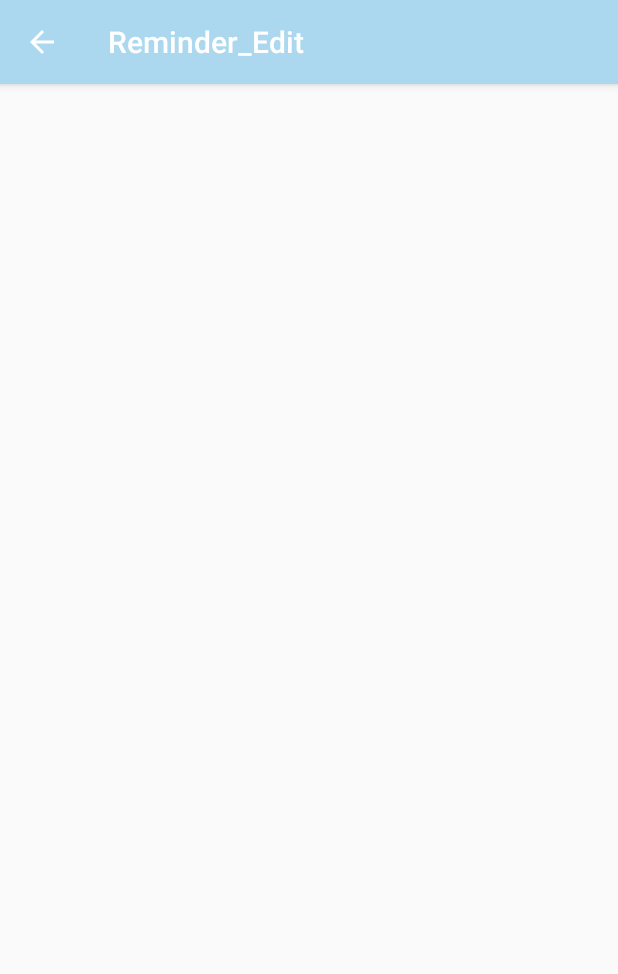
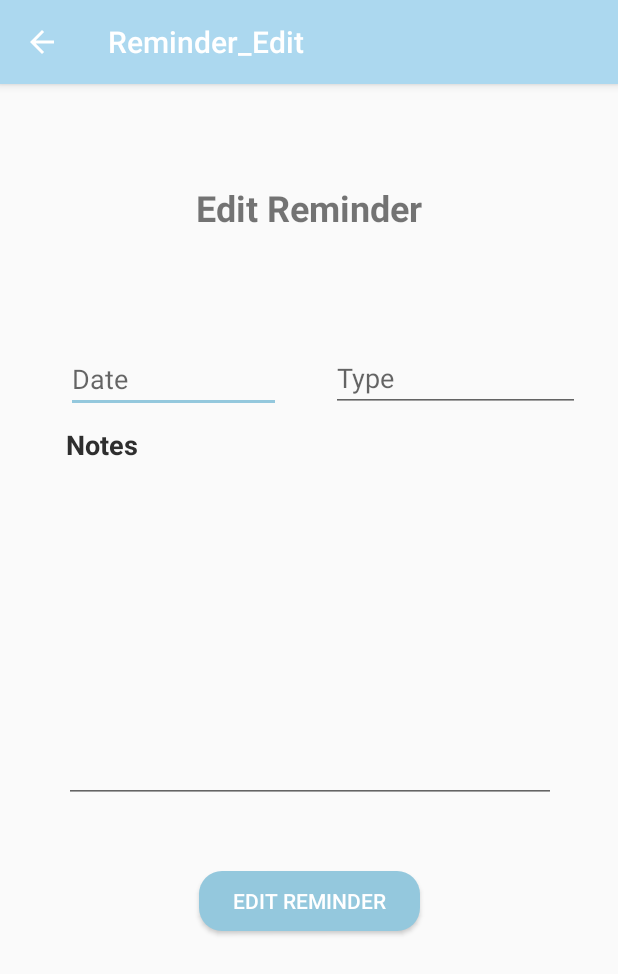
Before and after one commit to alanmbennett/PetCare, an Android app: the EditReminderActivity screen opened directly, with no data from a screen before it, on a phone screen of 412 x 824 dp. Shown: the top 974 px of the screen. Run offline under Robolectric (Android 15) with nearby library versions, the phone set to English and light mode, and no system bars.

Commit message:
Edit reminder ui and small fix to reminder activity

```diff
--- a/app/src/main/java/com/alanmbennett/petcare/EditReminderActivity.java
+++ b/app/src/main/java/com/alanmbennett/petcare/EditReminderActivity.java
@@ -1,14 +1,17 @@
 package com.alanmbennett.petcare;
 
+import android.content.Intent;
 import android.os.Bundle;
 import android.support.design.widget.FloatingActionButton;
 import android.support.design.widget.Snackbar;
 import android.support.v7.app.AppCompatActivity;
 import android.support.v7.widget.Toolbar;
 import android.view.View;
+import android.widget.Button;
 
 public class EditReminderActivity extends AppCompatActivity {
 
+    Button editReminder;
     @Override
     protected void onCreate(Bundle savedInstanceState) {
         super.onCreate(savedInstanceState);
@@ -17,6 +20,15 @@ public class EditReminderActivity extends AppCompatActivity {
         setSupportActionBar(toolbar);
 
         getSupportActionBar().setDisplayHomeAsUpEnabled(true);
+
+        editReminder= (Button) this.findViewById(R.id.btEditReminder);
+        editReminder.setOnClickListener(new View.OnClickListener() {
+            @Override
+            public void onClick(View v) {
+                startActivity(new Intent(EditReminderActivity.this, ReminderActivity.class));
+            }
+        });
+
     }
 
 }
--- a/app/src/main/res/layout/content_reminder.xml
+++ b/app/src/main/res/layout/content_reminder.xml
@@ -56,11 +56,21 @@
         android:id="@+id/textView16"
         android:layout_width="wrap_content"
         android:layout_height="wrap_content"
+        android:layout_marginStart="8dp"
+        android:layout_marginLeft="8dp"
+        android:layout_marginTop="8dp"
+        android:layout_marginEnd="8dp"
+        android:layout_marginRight="8dp"
+        android:layout_marginBottom="8dp"
         android:text="@string/reminder_date_label"
         android:textColor="@color/darkLabelText"
         android:textSize="18sp"
-        tools:layout_editor_absoluteX="45dp"
-        tools:layout_editor_absoluteY="150dp" />
+        app:layout_constraintBottom_toBottomOf="parent"
+        app:layout_constraintEnd_toEndOf="parent"
+        app:layout_constraintHorizontal_bias="0.11"
+        app:layout_constraintStart_toStartOf="parent"
+        app:layout_constraintTop_toTopOf="parent"
+        app:layout_constraintVertical_bias="0.206" />
 
     <TextView
         android:id="@+id/textView21"
@@ -85,20 +95,6 @@
         tools:text="@string/reminder_type_label" />
 
     <TextView
-        android:id="@+id/textView18"
-        android:layout_width="wrap_content"
-        android:layout_height="wrap_content"
-        android:layout_marginStart="8dp"
-        android:layout_marginLeft="8dp"
-        android:layout_marginEnd="8dp"
-        android:layout_marginRight="8dp"
-        android:layout_marginBottom="8dp"
-        android:text="TextView"
-        app:layout_constraintBottom_toBottomOf="parent"
-        app:layout_constraintEnd_toEndOf="parent"
-        app:layout_constraintStart_toStartOf="parent" />
-
-    <TextView
         android:id="@+id/textView20"
         android:layout_width="wrap_content"
         android:layout_height="23dp"
--- a/app/src/main/res/layout/content_reminder__edit.xml
+++ b/app/src/main/res/layout/content_reminder__edit.xml
@@ -8,4 +8,125 @@
     tools:context=".EditReminderActivity"
     tools:showIn="@layout/activity_reminder__edit">
 
+
+    <Button
+        android:id="@+id/btEditReminder"
+        style="@style/ButtonTheme"
+        android:layout_width="147dp"
+        android:layout_height="40dp"
+        android:layout_marginStart="8dp"
+        android:layout_marginLeft="8dp"
+        android:layout_marginTop="8dp"
+        android:layout_marginEnd="8dp"
+        android:layout_marginRight="8dp"
+        android:layout_marginBottom="8dp"
+        android:contentDescription="@string/edit_reminder_label"
+        android:text="@string/edit_reminder_label"
+        app:layout_constraintBottom_toBottomOf="parent"
+        app:layout_constraintEnd_toEndOf="parent"
+        app:layout_constraintStart_toStartOf="parent"
+        app:layout_constraintTop_toTopOf="parent"
+        app:layout_constraintVertical_bias="0.73"
+        tools:text="@string/edit_reminder_label" />
+
+    <TextView
+        android:id="@+id/textView5"
+        android:layout_width="wrap_content"
+        android:layout_height="wrap_content"
+        android:layout_marginStart="8dp"
+        android:layout_marginLeft="8dp"
+        android:layout_marginTop="8dp"
+        android:layout_marginEnd="8dp"
+        android:layout_marginRight="8dp"
+        android:layout_marginBottom="8dp"
+        android:contentDescription="@string/edit_reminder_label"
+        android:text="@string/edit_reminder_label"
+        android:textSize="24sp"
+        android:textStyle="bold"
+        app:layout_constraintBottom_toBottomOf="parent"
+        app:layout_constraintEnd_toEndOf="parent"
+        app:layout_constraintStart_toStartOf="parent"
+        app:layout_constraintTop_toTopOf="parent"
+        app:layout_constraintVertical_bias="0.081"
+        tools:text="@string/edit_reminder_label" />
+
+    <EditText
+        android:id="@+id/editText"
+        android:layout_width="143dp"
+        android:layout_height="wrap_content"
+        android:layout_marginStart="8dp"
+        android:layout_marginLeft="8dp"
+        android:layout_marginTop="8dp"
+        android:layout_marginEnd="8dp"
+        android:layout_marginRight="8dp"
+        android:layout_marginBottom="8dp"
+        android:ems="10"
+        android:hint="Date"
+        android:inputType="date"
+        app:layout_constraintBottom_toBottomOf="parent"
+        app:layout_constraintEnd_toEndOf="parent"
+        app:layout_constraintHorizontal_bias="0.142"
+        app:layout_constraintStart_toStartOf="parent"
+        app:layout_constraintTop_toTopOf="parent"
+        app:layout_constraintVertical_bias="0.235" />
+
+    <EditText
+        android:id="@+id/editText2"
+        android:layout_width="166dp"
+        android:layout_height="wrap_content"
+        android:layout_marginStart="8dp"
+        android:layout_marginLeft="8dp"
+        android:layout_marginTop="8dp"
+        android:layout_marginEnd="8dp"
+        android:layout_marginRight="8dp"
+        android:layout_marginBottom="8dp"
+        android:autofillHints=""
+        android:ems="10"
+        android:hint="Type"
+        android:inputType="text"
+        app:layout_constraintBottom_toBottomOf="parent"
+        app:layout_constraintEnd_toEndOf="parent"
+        app:layout_constraintHorizontal_bias="0.925"
+        app:layout_constraintStart_toStartOf="parent"
+        app:layout_constraintTop_toTopOf="parent"
+        app:layout_constraintVertical_bias="0.234" />
+
+    <EditText
+        android:id="@+id/editText3"
+        android:layout_width="328dp"
+        android:layout_height="168dp"
+        android:layout_marginStart="8dp"
+        android:layout_marginLeft="8dp"
+        android:layout_marginTop="8dp"
+        android:layout_marginEnd="8dp"
+        android:layout_marginRight="8dp"
+        android:layout_marginBottom="8dp"
+        android:ems="10"
+        android:inputType="textMultiLine"
+        app:layout_constraintBottom_toBottomOf="parent"
+        app:layout_constraintEnd_toEndOf="parent"
+        app:layout_constraintHorizontal_bias="0.507"
+        app:layout_constraintStart_toStartOf="parent"
+        app:layout_constraintTop_toTopOf="parent"
+        app:layout_constraintVertical_bias="0.519" />
+
+    <TextView
+        android:id="@+id/textView6"
+        android:layout_width="wrap_content"
+        android:layout_height="wrap_content"
+        android:layout_marginStart="8dp"
+        android:layout_marginLeft="8dp"
+        android:layout_marginTop="228dp"
+        android:layout_marginEnd="8dp"
+        android:layout_marginRight="8dp"
+        android:text="@string/reminder_text_label"
+        android:textColor="@color/darkLabelText"
+        android:textSize="18sp"
+        android:textStyle="bold"
+        app:layout_constraintBottom_toBottomOf="@+id/create_reminder_button"
+        app:layout_constraintEnd_toEndOf="parent"
+        app:layout_constraintHorizontal_bias="0.103"
+        app:layout_constraintStart_toStartOf="parent"
+        app:layout_constraintTop_toTopOf="parent"
+        app:layout_constraintVertical_bias="0.475" />
 </android.support.constraint.ConstraintLayout>
--- a/app/src/main/res/values/strings.xml
+++ b/app/src/main/res/values/strings.xml
@@ -63,6 +63,7 @@
     <string name="reminder_date_label">Date:</string>
     <string name="reminder_type_label">Type:</string>
     <string name="reminder_note_label">Notes</string>
+    <string name="edit_reminder_label">Edit Reminder</string>
 
 
 </resources>
```
